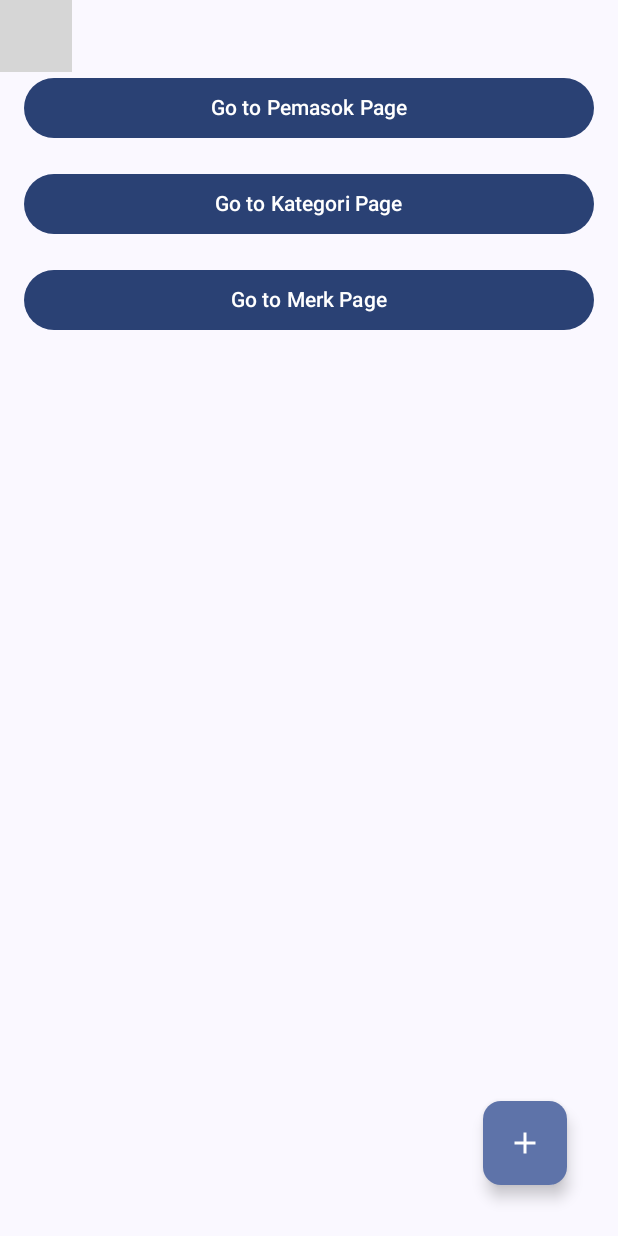
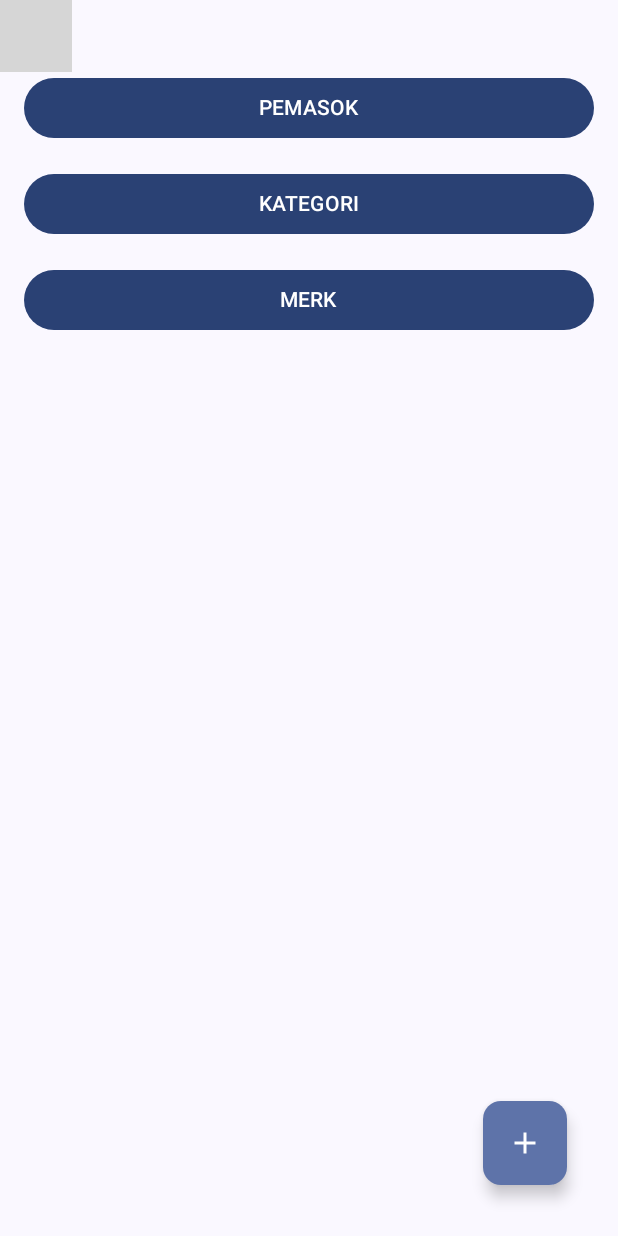
Before and after one commit to Izalhadji31/A3_0031, an Android app built with Jetpack Compose: the composable HomeScreen shown on its own in the app's theme, on a phone screen of 412 x 824 dp. Run offline under Robolectric (Android 15) with nearby library versions, the phone set to English and light mode, and no system bars; 4 statements that could not run were skipped; grey boxes are pictures that could not be loaded.

Commit message:
merubah tampilan tulisan pada homeview

```diff
--- a/app/src/main/java/com/example/uaspam/ui/View/produk/HomeView.kt
+++ b/app/src/main/java/com/example/uaspam/ui/View/produk/HomeView.kt
@@ -92,20 +92,20 @@ fun HomeScreen(
                 onClick = onNavigateToPemasok,
                 modifier = Modifier.fillMaxWidth().padding(horizontal = 16.dp)
             ) {
-                Text("Go to Pemasok Page")
+                Text("PEMASOK")
             }
             // Tambahkan Button untuk navigasi ke Kategori
             Button(
                 onClick = onNavigateToKategori,
                 modifier = Modifier.fillMaxWidth().padding(horizontal = 16.dp)
             ) {
-                Text("Go to Kategori Page")
+                Text("KATEGORI")
             }
             Button(
                 onClick = onNavigateToMerk,
                 modifier = Modifier.fillMaxWidth().padding(horizontal = 16.dp)
             ) {
-                Text("Go to Merk Page")
+                Text("MERK")
             }
 
             // Konten HomeStatus
```
